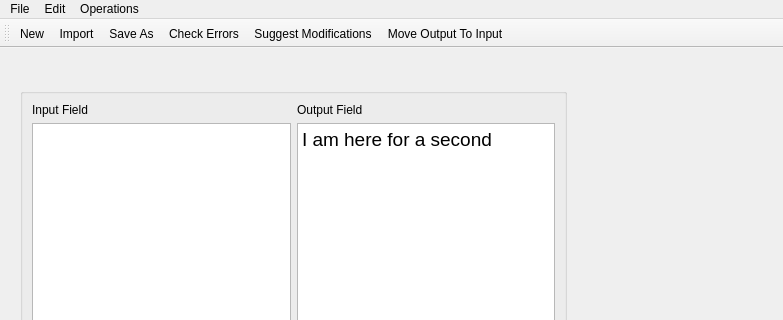
Above: mainwindow.ui from amrfatouh/xml-editor before the change; both pictures show x 0 to 783 and y 0 to 320 of the 783 by 628 pixel window. Below: the same form after it.
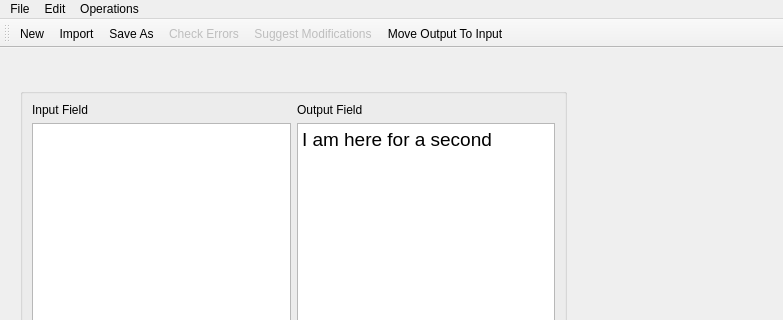
That is the form after the change.

Commit message: action buttons enable & disable added

```diff
--- a/mainwindow.ui
+++ b/mainwindow.ui
@@ -126,6 +126,9 @@
    <addaction name="actionMove_Output_To_Input"/>
   </widget>
   <action name="actionNew">
+   <property name="enabled">
+    <bool>true</bool>
+   </property>
    <property name="text">
     <string>New</string>
    </property>
@@ -136,11 +139,17 @@
    </property>
   </action>
   <action name="actionCheck_Errors">
+   <property name="enabled">
+    <bool>false</bool>
+   </property>
    <property name="text">
     <string>Check Errors</string>
    </property>
   </action>
   <action name="actionSuggest_Modifications">
+   <property name="enabled">
+    <bool>false</bool>
+   </property>
    <property name="text">
     <string>Suggest Modifications</string>
    </property>
```
Left out of the diff: 6 changed lines with no effect on the pictures. The commit also changes 3 other files.
